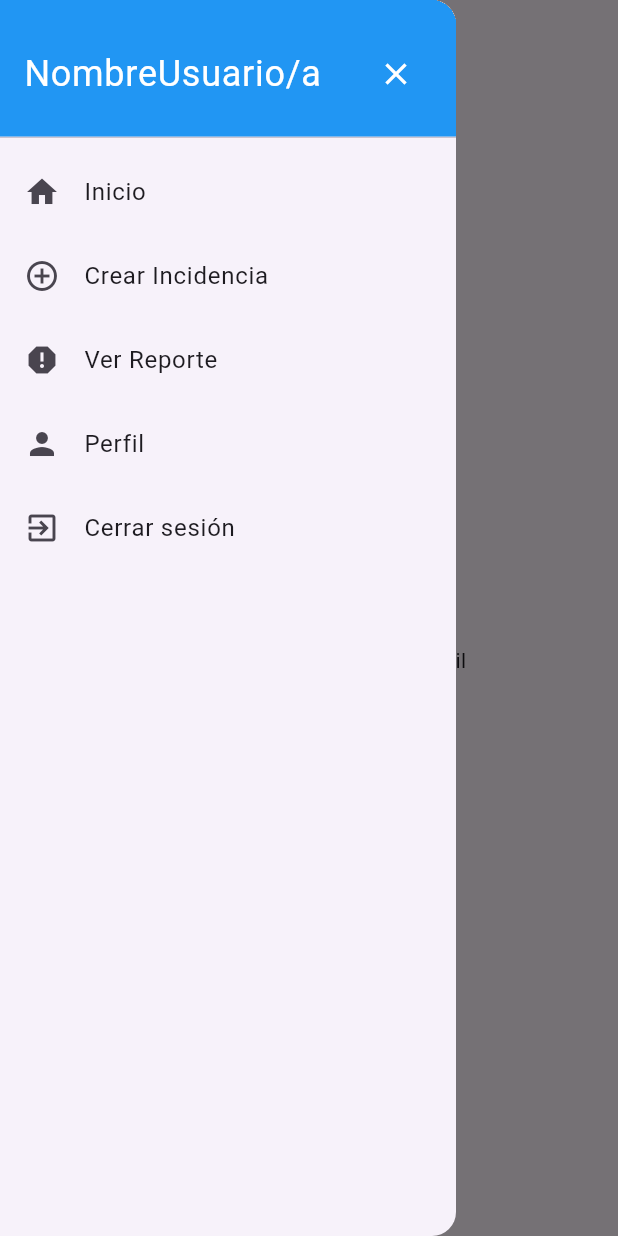
After one commit to kamaya1498/GestionIncidenciasApp, a Flutter app: the PerfilScreen screen opened directly, after a tap on the "menu" icon, on a phone screen of 412 x 824 dp. The commit adds this screen. Run offline on Flutter 3.47's test engine with Material 3 defaults, Android fonts, the phone set to English and light mode, and no system bars.

Commit message:
Reestructura del proyecto

```diff
--- /dev/null
+++ b/lib/menu_widget.dart
@@ -0,0 +1,106 @@
+import 'package:flutter/material.dart';
+import 'crear_incidencia.dart';  // Importar el archivo para la pantalla de Crear Incidencia
+import 'reporte.dart';          // Importar el archivo para la pantalla de Reporte
+import 'perfil.dart';           // Importar el archivo para la pantalla de Perfil
+import 'main.dart';
+import 'home.dart';             // Importar el archivo para redirigir al login (main)
+
+class CustomDrawer extends StatelessWidget {
+  @override
+  Widget build(BuildContext context) {
+    return Drawer(
+      child: ListView(
+        padding: EdgeInsets.zero,
+        children: <Widget>[
+          Container(
+            height: 100, // Altura reducida para el DrawerHeader
+            child: DrawerHeader(
+              decoration: BoxDecoration(
+                color: Colors.blue,  // Color de fondo para el DrawerHeader
+              ),
+              child: Stack(
+                children: <Widget>[
+                  Align(
+                    alignment: Alignment.centerLeft,
+                    child: Text(
+                      'NombreUsuario/a',  // Mostrar el nombre del usuario
+                      style: TextStyle(
+                        color: Colors.white,
+                        fontSize: 24,
+                      ),
+                    ),
+                  ),
+                  Align(
+                    alignment: Alignment.centerRight,
+                    child: IconButton(
+                      icon: Icon(Icons.close, color: Colors.white),  // Botón de cerrar con icono 'X'
+                      onPressed: () {
+                        Navigator.pop(context);  // Cierra el Drawer
+                      },
+                    ),
+                  ),
+                ],
+              ),
+            ),
+          ),
+          ListTile(
+            leading: Icon(Icons.home),
+            title: Text('Inicio'),
+            onTap: () {
+              Navigator.pop(context);  // Cierra el drawer
+              Navigator.push(
+                context,
+                MaterialPageRoute(builder: (context) => HomeScreen()),  // Redirige a la pantalla Home
+              );
+            },
+          ),
+          ListTile(
+            leading: Icon(Icons.add_circle_outline),
+            title: Text('Crear Incidencia'),
+            onTap: () {
+              Navigator.pop(context);  // Cierra el drawer
+              Navigator.push(
+                context,
+                MaterialPageRoute(builder: (context) => CrearIncidenciaScreen()),  // Redirige a la pantalla Crear Incidencia
+              );
+            },
+          ),
+          ListTile(
+            leading: Icon(Icons.report),
+            title: Text('Ver Reporte'),
+            onTap: () {
+              Navigator.pop(context);  // Cierra el drawer
+              Navigator.push(
+                context,
+                MaterialPageRoute(builder: (context) => ReporteScreen()),  // Redirige a la pantalla Reporte
+              );
+            },
+          ),
+          ListTile(
+            leading: Icon(Icons.person),
+            title: Text('Perfil'),
+            onTap: () {
+              Navigator.pop(context);  // Cierra el drawer
+              Navigator.push(
+                context,
+                MaterialPageRoute(builder: (context) => PerfilScreen()),  // Redirige a la pantalla Perfil
+              );
+            },
+          ),
+          ListTile(
+            leading: Icon(Icons.exit_to_app),
+            title: Text('Cerrar sesión'),
+            onTap: () {
+              Navigator.pop(context);  // Cierra el drawer
+              Navigator.pushAndRemoveUntil(
+                context,
+                MaterialPageRoute(builder: (context) => LoginScreen()),  // Redirige a la pantalla Main (Login)
+                (Route<dynamic> route) => false,  // Elimina todas las rutas anteriores para evitar volver
+              );
+            },
+          ),
+        ],
+      ),
+    );
+  }
+}
--- /dev/null
+++ b/lib/perfil.dart
@@ -0,0 +1,27 @@
+import 'package:flutter/material.dart';
+import 'menu_widget.dart';  // Importar el Drawer personalizado
+
+class PerfilScreen extends StatelessWidget {
+  @override
+  Widget build(BuildContext context) {
+    return Scaffold(
+      appBar: AppBar(
+        title: Text('Home'),
+        leading: Builder(
+          builder: (BuildContext context) {
+            return IconButton(
+              icon: Icon(Icons.menu),
+              onPressed: () {
+                Scaffold.of(context).openDrawer();  // Abre el menú de hamburguesa
+              },
+            );
+          },
+        ),
+      ),
+      drawer: CustomDrawer(),  // Usar el widget Drawer personalizado
+      body: Center(
+        child: Text('Bienvenido a la pantalla de perfil'),
+      ),
+    );
+  }
+}
--- a/pubspec.yaml
+++ b/pubspec.yaml
@@ -17,3 +17,5 @@ dev_dependencies:
 
 flutter:
   uses-material-design: true
+  assets:
+    - assets/logo.png
```
Also changed, not shown: lib/crear_incidencia.dart (added, +27 -0 lines), lib/home.dart (added, +27 -0 lines), lib/lista_incidencias.dart (deleted, +0 -105 lines), lib/main.dart (+84 -25 lines), lib/reporte.dart (added, +27 -0 lines), assets/logo.png (added).
